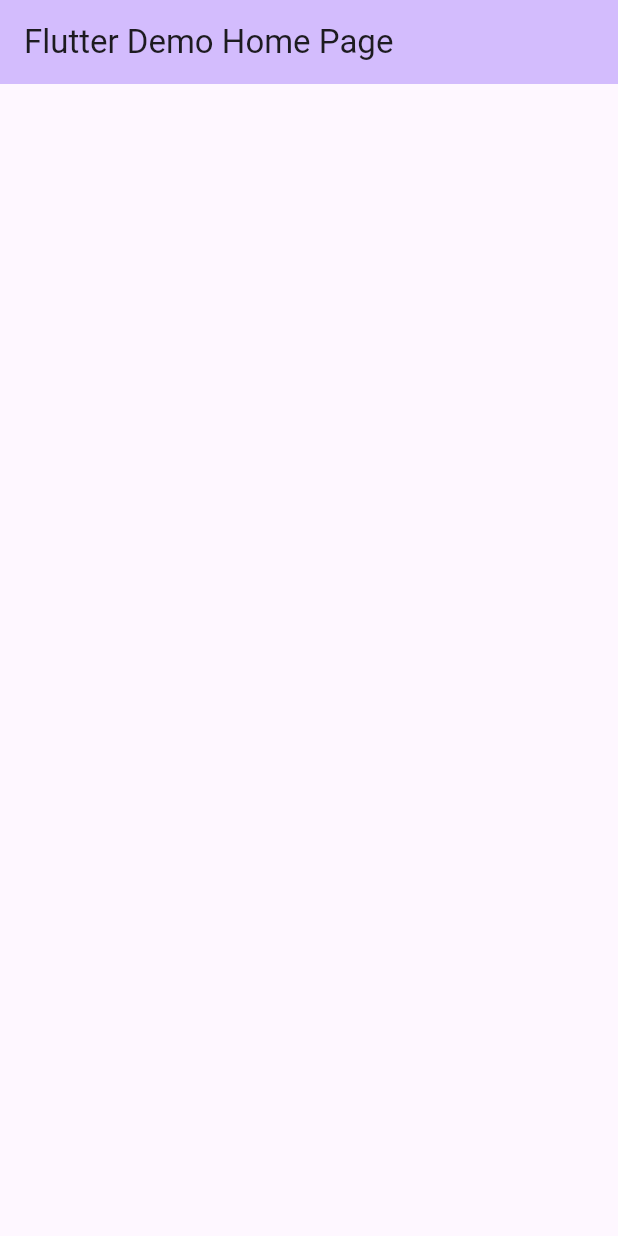
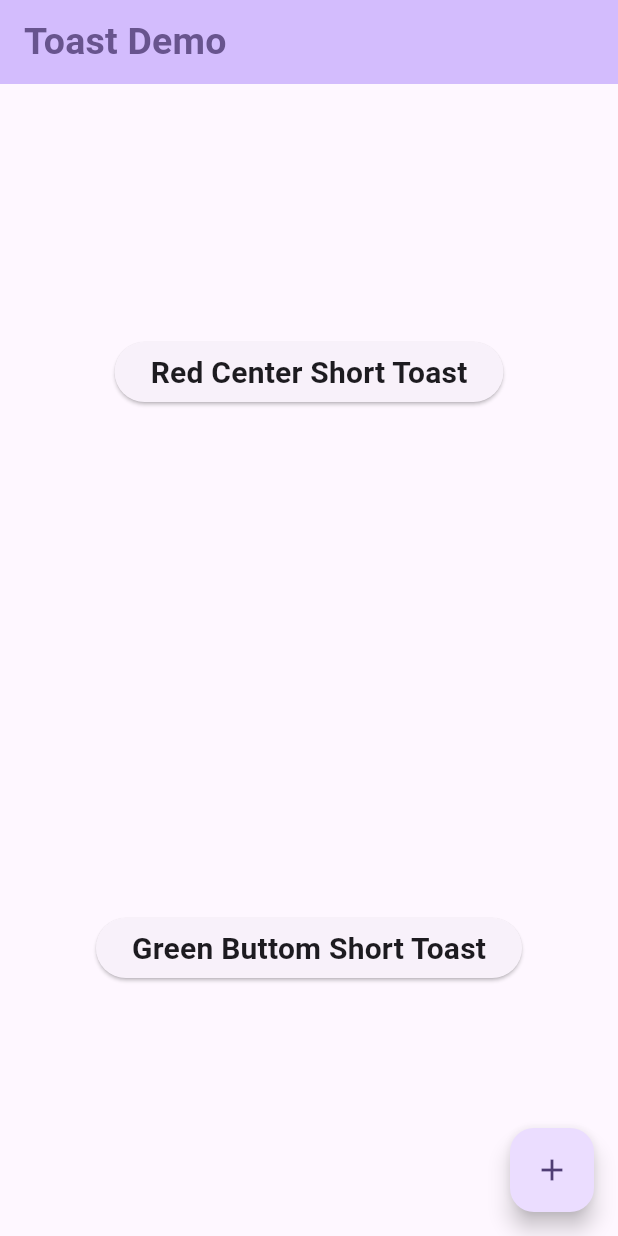
Before and after one commit to AbdelrhmanAmer/online_shop_app, a Flutter app: the screen it shows after launch, on a phone screen of 412 x 824 dp. Run offline on Flutter 3.47's test engine with Material 3 defaults, Android fonts, the phone set to English and light mode, and no system bars; our stand-ins replace fluttertoast.

Commit message:
Fluttertoast

```diff
--- a/flutter_ui/lib/main.dart
+++ b/flutter_ui/lib/main.dart
@@ -1,4 +1,5 @@
 import 'package:flutter/material.dart';
+import 'package:fluttertoast/fluttertoast.dart';
 
 void main() {
   runApp(const MyApp());
@@ -27,19 +28,69 @@ class MyHomePage extends StatefulWidget {
   State<MyHomePage> createState() => _MyHomePageState();
 }
 
-Widget buildText() {
-  return const Text('Flutter Demo Home Page');
+Widget buildText(BuildContext context,{required Color color, required String title, required double font}) {
+  return Text(title, style: Theme.of(context).textTheme.titleMedium!.copyWith(
+    color: color,
+    fontSize: font,
+    fontWeight: FontWeight.bold,
+  ),
+  );
 }
 class _MyHomePageState extends State<MyHomePage> {
   @override
   Widget build(BuildContext context) {
+    final Color bodyColor = Theme.of(context).colorScheme.onBackground;
+    final Color appBarColor = Theme.of(context).colorScheme.primary;
+
     return Scaffold(
       appBar: AppBar(
         backgroundColor: Theme.of(context).colorScheme.inversePrimary,
-        title: buildText(),
+        title: buildText( context, color: appBarColor, title: 'Toast Demo', font: 25),
       ),
-      body: null,
+      body: Center(
+        child: Column(
+          mainAxisAlignment: MainAxisAlignment.spaceAround,
+          children: [
+            ElevatedButton(
+                onPressed: (){
+                  Fluttertoast.showToast(
+                      msg: "This is Center Short Toast",
+                      toastLength: Toast.LENGTH_SHORT,
+                      gravity: ToastGravity.CENTER,
+                      timeInSecForIosWeb: 1,
+                      backgroundColor: Colors.red,
+                      textColor: Colors.white,
+                      fontSize: 16.0
+                  );
+                },
+                child: buildText(context,color: bodyColor, title: 'Red Center Short Toast', font: 20),
+            ),
+            ElevatedButton(
+              onPressed: (){
+                Fluttertoast.showToast(
+                    msg: "This is Buttom Short Toast",
+                    toastLength: Toast.LENGTH_SHORT,
+                    gravity: ToastGravity.BOTTOM,
+                    timeInSecForIosWeb: 1,
+                    backgroundColor: Colors.green,
+                    textColor: Colors.white,
+                    fontSize: 16.0,
+
+                );
+              },
+              child: buildText(context,color: bodyColor, title: 'Green Buttom Short Toast', font: 20),
+            ),
+
+          ],
+        ),
+      ),
+      floatingActionButton: FloatingActionButton(
+        onPressed: (){
+
+        },
+        tooltip: 'Increment',
+        child: const Icon(Icons.add),
+      ),
     );
   }
-
 }
--- a/flutter_ui/pubspec.yaml
+++ b/flutter_ui/pubspec.yaml
@@ -35,6 +35,7 @@ dependencies:
   # The following adds the Cupertino Icons font to your application.
   # Use with the CupertinoIcons class for iOS style icons.
   cupertino_icons: ^1.0.2
+  fluttertoast: ^8.2.4
 
 dev_dependencies:
   flutter_test:
```
Also changed, not shown: flutter_ui/pubspec.lock, 1 other file.
